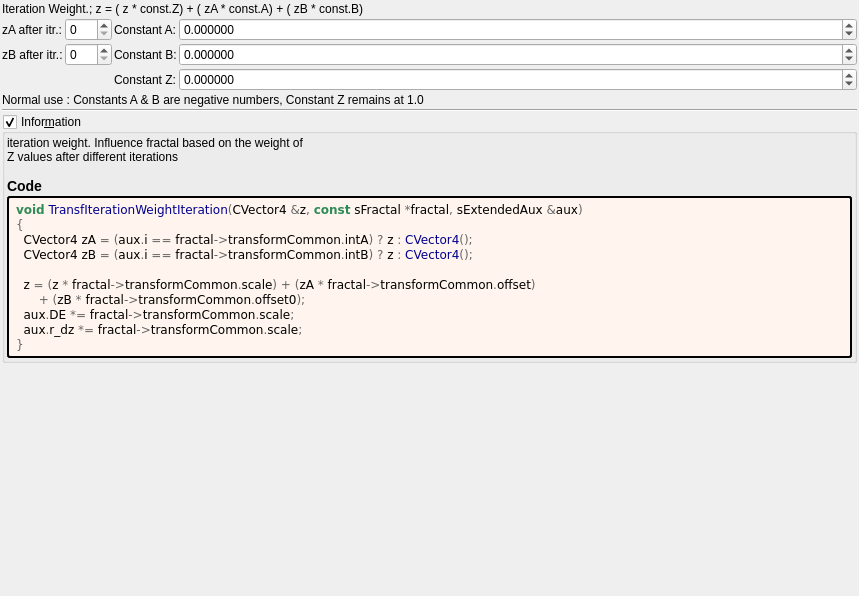
This is mandelbulber2/formula/ui/transf_iteration_weight.ui in buddhi1980/mandelbulber2 as Qt 5 draws it before an edit. The edited form follows.
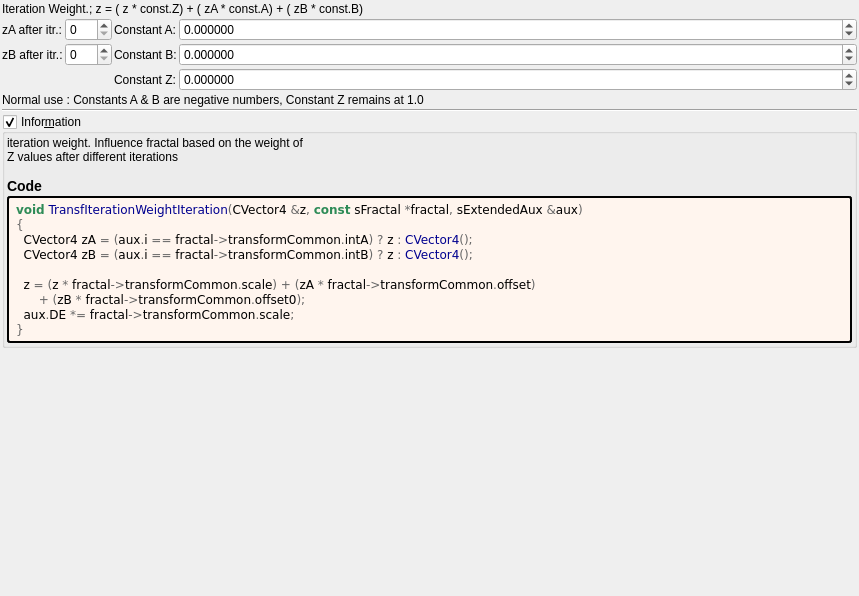
This is the edited form. Custom widgets are drawn as their Qt base class.

```diff
--- a/mandelbulber2/formula/ui/transf_iteration_weight.ui
+++ b/mandelbulber2/formula/ui/transf_iteration_weight.ui
@@ -274,7 +274,6 @@
   z &lt;span style=&quot;color:#676767&quot;&gt;= (&lt;/span&gt;z &lt;span style=&quot;color:#676767&quot;&gt;*&lt;/span&gt; fractal&lt;span style=&quot;color:#676767&quot;&gt;-&amp;gt;&lt;/span&gt;transformCommon&lt;span style=&quot;color:#676767&quot;&gt;.&lt;/span&gt;scale&lt;span style=&quot;color:#676767&quot;&gt;) + (&lt;/span&gt;zA &lt;span style=&quot;color:#676767&quot;&gt;*&lt;/span&gt; fractal&lt;span style=&quot;color:#676767&quot;&gt;-&amp;gt;&lt;/span&gt;transformCommon&lt;span style=&quot;color:#676767&quot;&gt;.&lt;/span&gt;offset&lt;span style=&quot;color:#676767&quot;&gt;)&lt;/span&gt;
       &lt;span style=&quot;color:#676767&quot;&gt;+ (&lt;/span&gt;zB &lt;span style=&quot;color:#676767&quot;&gt;*&lt;/span&gt; fractal&lt;span style=&quot;color:#676767&quot;&gt;-&amp;gt;&lt;/span&gt;transformCommon&lt;span style=&quot;color:#676767&quot;&gt;.&lt;/span&gt;offset0&lt;span style=&quot;color:#676767&quot;&gt;);&lt;/span&gt;
   aux&lt;span style=&quot;color:#676767&quot;&gt;.&lt;/span&gt;DE &lt;span style=&quot;color:#676767&quot;&gt;*=&lt;/span&gt; fractal&lt;span style=&quot;color:#676767&quot;&gt;-&amp;gt;&lt;/span&gt;transformCommon&lt;span style=&quot;color:#676767&quot;&gt;.&lt;/span&gt;scale&lt;span style=&quot;color:#676767&quot;&gt;;&lt;/span&gt;
-  aux&lt;span style=&quot;color:#676767&quot;&gt;.&lt;/span&gt;r_dz &lt;span style=&quot;color:#676767&quot;&gt;*=&lt;/span&gt; fractal&lt;span style=&quot;color:#676767&quot;&gt;-&amp;gt;&lt;/span&gt;transformCommon&lt;span style=&quot;color:#676767&quot;&gt;.&lt;/span&gt;scale&lt;span style=&quot;color:#676767&quot;&gt;;&lt;/span&gt;
 &lt;span style=&quot;color:#676767&quot;&gt;}&lt;/span&gt;
 &lt;/pre&gt;
 &lt;/body&gt;</string>
```
